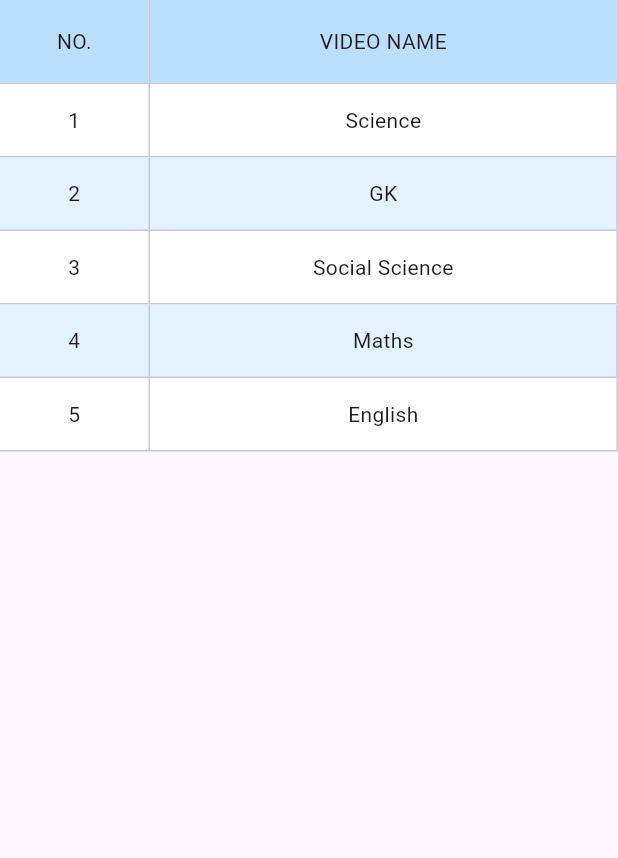
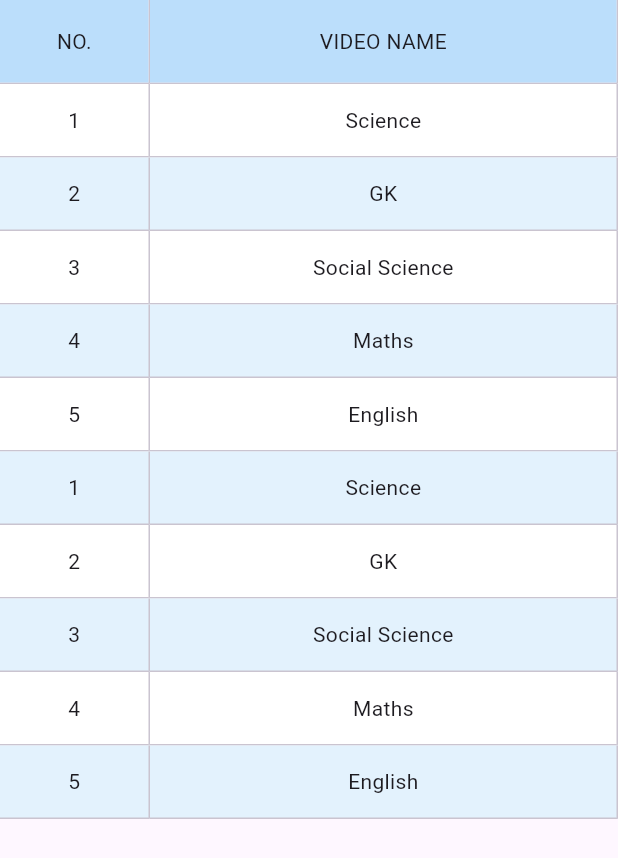
Before and after one commit to Abin56/SCIPRO_Website-Vectorwind, a Flutter app: the VideoListingGrid widget shown alone on an empty page, opened directly, on a phone screen of 412 x 824 dp. Shown: the top 858 px of the screen. Run offline on Flutter 3.47's test engine with Material 3 defaults, Android fonts, the phone set to English and light mode, and no system bars; drawn by our look-alikes of syncfusion_flutter_datagrid; our stand-ins replace dropdown_search, firebase_core, fluttertoast, get, google_fonts; missing offline and left inert: dart:html, sidebar_drawer; accounts and stored records are empty; statements that could not run were skipped.

Commit message:
1 Dec 2023

```diff
--- a/lib/view/admin_panel/video_management/video_courses_list/table_grids/view_video_grid.dart
+++ b/lib/view/admin_panel/video_management/video_courses_list/table_grids/view_video_grid.dart
@@ -55,6 +55,31 @@ class VideoListingGridState extends State<VideoListingGrid> {
 
   List<Video> getVideoData(BuildContext context) {
     return [
+      Video(
+        context,
+        01,
+        'Science',
+      ),
+      Video(
+        context,
+        02,
+        'GK',
+      ),
+      Video(
+        context,
+        03,
+        'Social Science',
+      ),
+      Video(
+        context,
+        04,
+        'Maths',
+      ),
+      Video(
+        context,
+        05,
+        'English',
+      ),
       Video(
         context,
         01,
--- a/lib/view/admin_panel/video_management/video_management.dart
+++ b/lib/view/admin_panel/video_management/video_management.dart
@@ -51,7 +51,7 @@ class VideoManagementSection extends StatelessWidget {
             /////////////////////////...................Create Video Category
 
             Padding(
-              padding: const EdgeInsets.only(left: 12, bottom: 12),
+              padding:EdgeInsets.only(left:  12, bottom: ResponsiveWebSite.isMobile(context)?0:12,top: ResponsiveWebSite.isMobile(context)?22:0),
               child: GestureDetector(
                 onTap: () {
                   settingsDialogBox(context);
--- a/lib/view/widgets/button container widget/button_container_widget.dart
+++ b/lib/view/widgets/button container widget/button_container_widget.dart
@@ -1,5 +1,6 @@
 import 'package:flutter/widgets.dart';
 import 'package:scipro_website/view/colors/colors.dart';
+import 'package:scipro_website/view/widgets/responsive/responsive.dart';
 
 import '../../fonts/google_poppins.dart';
 
@@ -17,7 +18,7 @@ final  String text;
         color:themeColorBlue,
         borderRadius: BorderRadius.horizontal(),
       ),
-      width: 200,
+      width: ResponsiveWebSite.isMobile(context)?150: 200,
       height: 30,
       child: Center(
         child: GooglePoppinsWidgets(
```
Also changed, not shown: lib/view/admin_panel/admin_panel.dart (+5 -10 lines).
